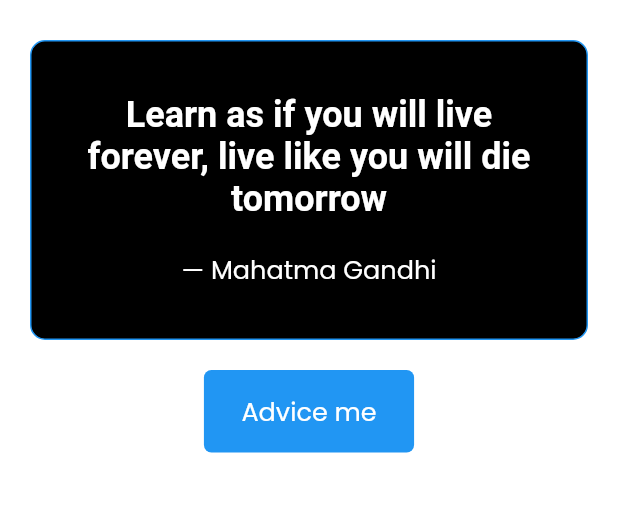
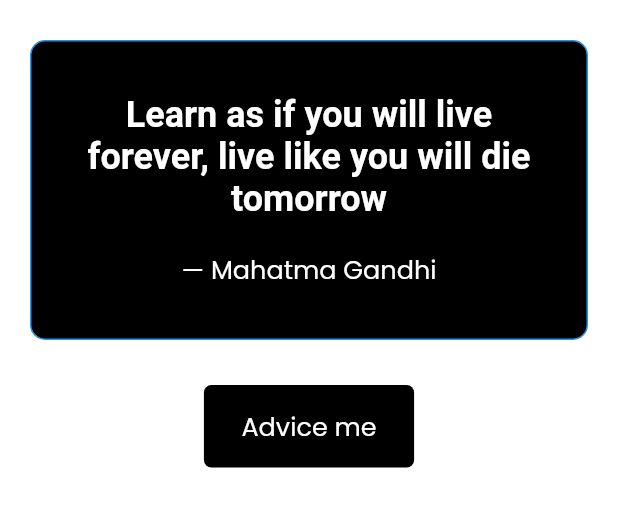
Before and after one commit to JideijeEmeka/life_advice, a Flutter app: the screen it shows after launch, after a tap on the "menu" icon, after a tap on the "add" icon, on a phone screen of 412 x 824 dp, the part 59-586 px from its top. Run offline on Flutter 3.47's test engine with Material 2 defaults, Android fonts, the phone set to English and light mode, and no system bars; drawn by our look-alikes of overlay_support; our stand-ins replace connectivity_plus, google_fonts, internet_connection_checker, mvc_pattern, persistent_bottom_nav_bar_v2, shared_preferences.

```diff
--- a/lib/advice_controller.dart
+++ b/lib/advice_controller.dart
@@ -12,6 +12,7 @@ import 'package:overlay_support/overlay_support.dart';
 import 'package:connectivity_plus/connectivity_plus.dart';
 
 class AdviceController extends ControllerMVC {
+  GlobalKey<ScaffoldState> scaffoldKey = GlobalKey<ScaffoldState>();
   final Future<SharedPreferences> _prefs = SharedPreferences.getInstance();
   late SharedPreferences prefs;
   Map<String, dynamic> advice = {};
--- a/lib/views/home_view.dart
+++ b/lib/views/home_view.dart
@@ -20,7 +20,6 @@ class _HomeViewState extends StateMVC<HomeView> {
   }
 
   late AdviceController con;
-  GlobalKey<ScaffoldState> scaffoldKey = GlobalKey<ScaffoldState>();
 
   @override
   void initState() {
@@ -34,7 +33,7 @@ class _HomeViewState extends StateMVC<HomeView> {
   @override
   Widget build(BuildContext context) {
     return Scaffold(
-      key: scaffoldKey,
+      key: con.scaffoldKey,
       appBar: AppBar(
         automaticallyImplyLeading: false,
         backgroundColor: Colors.white,
@@ -47,7 +46,7 @@ class _HomeViewState extends StateMVC<HomeView> {
         centerTitle: true,
         leading: IconButton(
           onPressed: () {
-            scaffoldKey.currentState!.openDrawer();
+            con.scaffoldKey.currentState!.openDrawer();
           },
             icon: const Icon(Icons.menu, color: Colors.black,)),
         actions: [
@@ -143,7 +142,7 @@ class _HomeViewState extends StateMVC<HomeView> {
                     ),
               ),
             ),
-            const SizedBox(height: 20),
+            const SizedBox(height: 30),
             ElevatedButton(onPressed: () async {
               await con.getRandomAdvice();
               con.savePrefs(con.advice['slip']['advice'],
@@ -151,6 +150,7 @@ class _HomeViewState extends StateMVC<HomeView> {
             },
                 style: ElevatedButton.styleFrom(
                   elevation: 0.0,
+                  primary: Colors.black,
                   shape: RoundedRectangleBorder(
                     borderRadius: BorderRadius.circular(5)
                   ),
```
